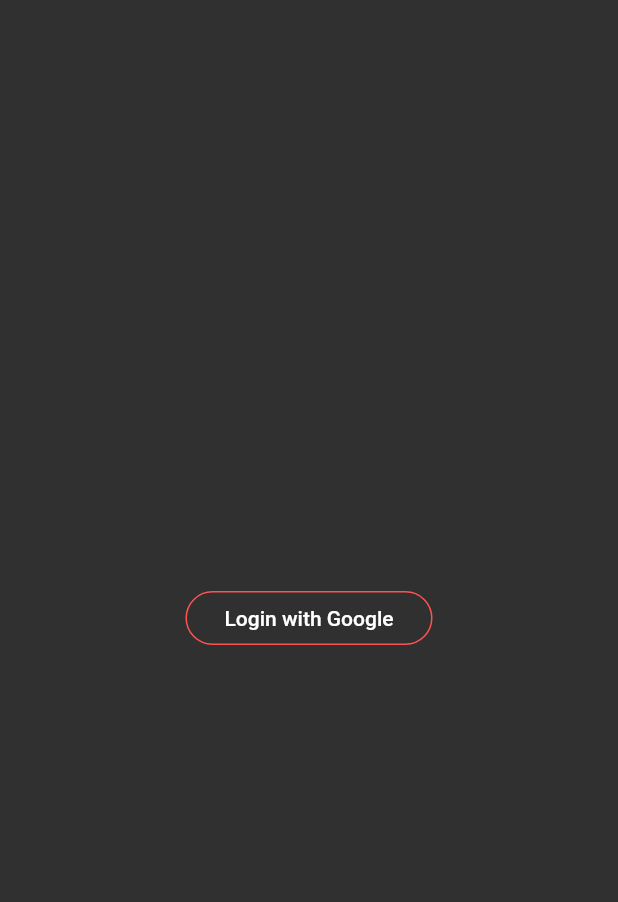
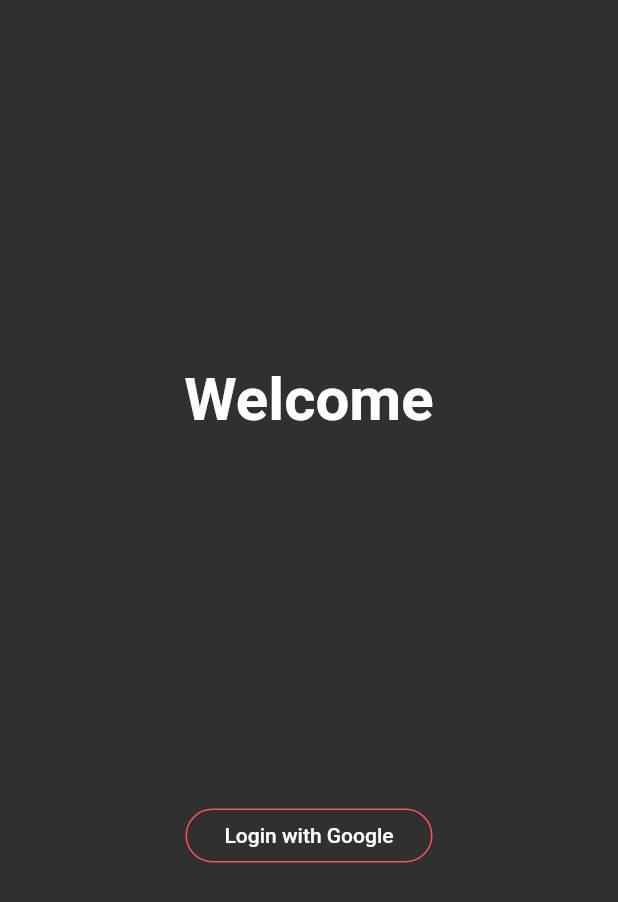
Before and after one commit to DaniyalDolare/Productivity-App, a Flutter app: the screen it shows after launch, after a tap on "Login with Google", on a phone screen of 412 x 824 dp. Shown: the top 902 px of the screen. Run offline on Flutter 3.47's test engine with Material 2 defaults, Android fonts, the phone set to English and light mode, and no system bars; our stand-ins replace cloud_firestore, firebase_auth, firebase_core, flutter_local_notifications, flutter_native_timezone, google_sign_in and 1 more; accounts and stored records are empty.

Commit message:
login converted to stateless

```diff
--- a/lib/login.dart
+++ b/lib/login.dart
@@ -1,28 +1,19 @@
 import 'package:example/screens/home%20screen/tabs.dart';
-import 'package:firebase_auth/firebase_auth.dart';
 import 'package:flutter/material.dart';
-
 import 'services/auth.dart';
 
-class LoginPage extends StatefulWidget {
-  @override
-  _LoginPageState createState() => _LoginPageState();
-}
-
-class _LoginPageState extends State<LoginPage> {
-  User user;
-
-  void click() {
-    signInWithGoogle().then((user) => {
-          Navigator.pushReplacement(
-              context, MaterialPageRoute(builder: (context) => Tabs()))
-        });
-  }
-
+class LoginPage extends StatelessWidget {
   @override
   Widget build(BuildContext context) {
     return Scaffold(
-      body: Center(
+      body: Column(
+        mainAxisAlignment: MainAxisAlignment.spaceEvenly,
+        children: [
+          Text(
+            "Welcome",
+            style: TextStyle(fontSize: 40.0, fontWeight: FontWeight.bold),
+          ),
+          Center(
             child: OutlinedButton(
               style: OutlinedButton.styleFrom(
                   primary: Colors.white,
@@ -30,8 +21,11 @@ class _LoginPageState extends State<LoginPage> {
                     borderRadius: BorderRadius.circular(45),
                   ),
                   side: BorderSide(color: Colors.redAccent)),
-          onPressed: () {
-            click();
+              onPressed: () async {
+                await signInWithGoogle().then((user) => {
+                      Navigator.pushReplacement(context,
+                          MaterialPageRoute(builder: (context) => Tabs()))
+                    });
               },
               child: Padding(
                 padding: const EdgeInsets.all(10.0),
@@ -39,6 +33,8 @@ class _LoginPageState extends State<LoginPage> {
               ),
             ),
           ),
+        ],
+      ),
     );
   }
 }
```
Lines whose indentation alone changed are shown as unchanged.
